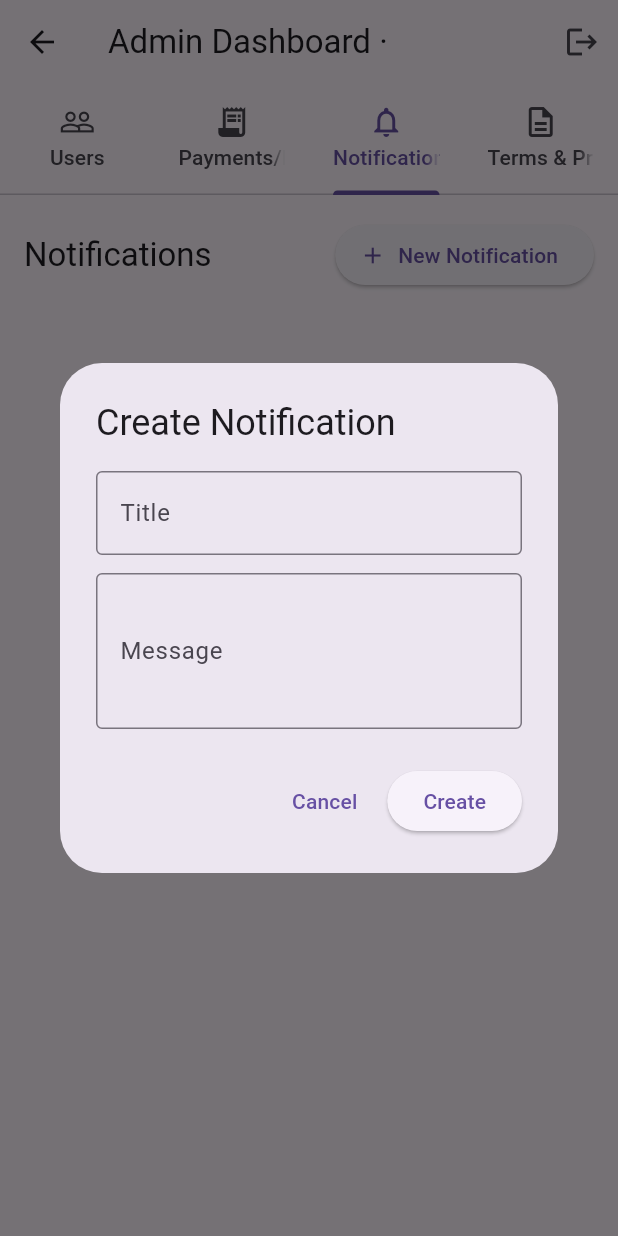
After one commit to beingbivek/cheque-manager, a Flutter app: the AdminDashboardView screen opened by its route, tab 3 chosen, after a tap on "New Notification", on a phone screen of 412 x 824 dp. The commit adds this screen. Run offline on Flutter 3.47's test engine with Material 3 defaults, Android fonts, the phone set to English and light mode, and no system bars; our stand-ins replace cloud_firestore, firebase_auth, firebase_core, flutter_local_notifications, flutter_svg, font_awesome_flutter and 2 more; missing offline and left inert: dart:ffi, khalti; accounts and stored records are empty.

Commit message:
Add admin notification and legal doc editors

```diff
--- a/lib/controllers/admin_controller.dart
+++ b/lib/controllers/admin_controller.dart
@@ -19,4 +19,21 @@ class AdminController extends ChangeNotifier {
       _service.streamNotifications();
 
   Stream<List<LegalDoc>> streamLegalDocs() => _service.streamLegalDocs();
+
+  Future<void> createNotification({
+    required String title,
+    required String message,
+  }) =>
+      _service.createNotification(title: title, message: message);
+
+  Future<void> updateLegalDoc({
+    required String docId,
+    required String title,
+    required String content,
+  }) =>
+      _service.updateLegalDoc(
+        docId: docId,
+        title: title,
+        content: content,
+      );
 }
--- a/lib/services/admin_service.dart
+++ b/lib/services/admin_service.dart
@@ -71,6 +71,46 @@ class AdminService {
         });
   }
 
+  Future<void> createNotification({
+    required String title,
+    required String message,
+  }) async {
+    try {
+      final doc = _repository.adminNotifications.doc();
+      await doc.set({
+        'title': title,
+        'message': message,
+        'createdAt': FieldValue.serverTimestamp(),
+      });
+    } catch (error) {
+      throw _wrapError(
+        error,
+        code: 'ADMIN_CREATE_NOTIFICATION',
+        message: 'Failed to create notification.',
+      );
+    }
+  }
+
+  Future<void> updateLegalDoc({
+    required String docId,
+    required String title,
+    required String content,
+  }) async {
+    try {
+      await _repository.legalDocs.doc(docId).update({
+        'title': title,
+        'content': content,
+        'updatedAt': FieldValue.serverTimestamp(),
+      });
+    } catch (error) {
+      throw _wrapError(
+        error,
+        code: 'ADMIN_UPDATE_LEGAL_DOC',
+        message: 'Failed to update legal document.',
+      );
+    }
+  }
+
   AppError _wrapError(
     Object error, {
     required String code,
--- a/lib/views/admin/admin_dashboard_view.dart
+++ b/lib/views/admin/admin_dashboard_view.dart
@@ -1,7 +1,12 @@
 import 'package:flutter/material.dart';
 import 'package:provider/provider.dart';
 
+import '../../controllers/admin_controller.dart';
 import '../../controllers/auth_controller.dart';
+import '../../models/admin_notification.dart';
+import '../../models/legal_doc.dart';
+import 'create_notification_dialog.dart';
+import 'edit_legal_doc_dialog.dart';
 
 class AdminDashboardView extends StatelessWidget {
   const AdminDashboardView({super.key});
@@ -39,11 +44,11 @@ class AdminDashboardView extends StatelessWidget {
           ),
         ),
         body: TabBarView(
-          children: const [
-            _PlaceholderTab(message: 'User management coming soon.'),
-            _PlaceholderTab(message: 'Payments & reports coming soon.'),
-            _PlaceholderTab(message: 'Notifications tools coming soon.'),
-            _PlaceholderTab(message: 'Terms & privacy content coming soon.'),
+          children: [
+            const _PlaceholderTab(message: 'User management coming soon.'),
+            const _PlaceholderTab(message: 'Payments & reports coming soon.'),
+            const _NotificationsTab(),
+            const _LegalDocsTab(),
           ],
         ),
       ),
@@ -66,3 +71,160 @@ class _PlaceholderTab extends StatelessWidget {
     );
   }
 }
+
+class _NotificationsTab extends StatelessWidget {
+  const _NotificationsTab();
+
+  Future<void> _showCreateDialog(BuildContext context) async {
+    final created = await showDialog<bool>(
+      context: context,
+      builder: (_) => const CreateNotificationDialog(),
+    );
+
+    if (!context.mounted || created != true) return;
+    ScaffoldMessenger.of(context).showSnackBar(
+      const SnackBar(content: Text('Notification created successfully.')),
+    );
+  }
+
+  String _formatTimestamp(DateTime? value) {
+    if (value == null) return 'Unknown';
+    return value.toLocal().toString().split('.').first;
+  }
+
+  @override
+  Widget build(BuildContext context) {
+    final controller = context.watch<AdminController>();
+
+    return Column(
+      children: [
+        Padding(
+          padding: const EdgeInsets.fromLTRB(16, 16, 16, 8),
+          child: Row(
+            mainAxisAlignment: MainAxisAlignment.spaceBetween,
+            children: [
+              Text(
+                'Notifications',
+                style: Theme.of(context).textTheme.titleLarge,
+              ),
+              ElevatedButton.icon(
+                onPressed: () => _showCreateDialog(context),
+                icon: const Icon(Icons.add),
+                label: const Text('New Notification'),
+              ),
+            ],
+          ),
+        ),
+        Expanded(
+          child: StreamBuilder<List<AdminNotification>>(
+            stream: controller.streamNotifications(),
+            builder: (context, snapshot) {
+              if (snapshot.connectionState == ConnectionState.waiting) {
+                return const Center(child: CircularProgressIndicator());
+              }
+              if (snapshot.hasError) {
+                return const Center(child: Text('Failed to load notifications.'));
+              }
+              final items = snapshot.data ?? [];
+              if (items.isEmpty) {
+                return const Center(child: Text('No notifications yet.'));
+              }
+              return ListView.separated(
+                padding: const EdgeInsets.symmetric(horizontal: 16),
+                itemCount: items.length,
+                separatorBuilder: (_, __) => const Divider(),
+                itemBuilder: (context, index) {
+                  final notification = items[index];
+                  return ListTile(
+                    title: Text(notification.title),
+                    subtitle: Text(notification.message),
+                    trailing: Text(
+                      _formatTimestamp(notification.createdAt),
+                      style: Theme.of(context).textTheme.bodySmall,
+                    ),
+                  );
+                },
+              );
+            },
+          ),
+        ),
+      ],
+    );
+  }
+}
+
+class _LegalDocsTab extends StatelessWidget {
+  const _LegalDocsTab();
+
+  Future<void> _showEditDialog(BuildContext context, LegalDoc doc) async {
+    final updated = await showDialog<bool>(
+      context: context,
+      builder: (_) => EditLegalDocDialog(doc: doc),
+    );
+
+    if (!context.mounted || updated != true) return;
+    ScaffoldMessenger.of(context).showSnackBar(
+      const SnackBar(content: Text('Legal document updated successfully.')),
+    );
+  }
+
+  String _formatTimestamp(DateTime? value) {
+    if (value == null) return 'Not updated';
+    return value.toLocal().toString().split('.').first;
+  }
+
+  @override
+  Widget build(BuildContext context) {
+    final controller = context.watch<AdminController>();
+
+    return Column(
+      children: [
+        Padding(
+          padding: const EdgeInsets.fromLTRB(16, 16, 16, 8),
+          child: Align(
+            alignment: Alignment.centerLeft,
+            child: Text(
+              'Terms & Privacy',
+              style: Theme.of(context).textTheme.titleLarge,
+            ),
+          ),
+        ),
+        Expanded(
+          child: StreamBuilder<List<LegalDoc>>(
+            stream: controller.streamLegalDocs(),
+            builder: (context, snapshot) {
+              if (snapshot.connectionState == ConnectionState.waiting) {
+                return const Center(child: CircularProgressIndicator());
+              }
+              if (snapshot.hasError) {
+                return const Center(child: Text('Failed to load legal docs.'));
+              }
+              final items = snapshot.data ?? [];
+              if (items.isEmpty) {
+                return const Center(child: Text('No legal documents yet.'));
+              }
+              return ListView.separated(
+                padding: const EdgeInsets.symmetric(horizontal: 16),
+                itemCount: items.length,
+                separatorBuilder: (_, __) => const Divider(),
+                itemBuilder: (context, index) {
+                  final doc = items[index];
+                  return ListTile(
+                    title: Text(doc.title),
+                    subtitle: Text(
+                      '${doc.docType} · Updated ${_formatTimestamp(doc.updatedAt)}',
+                    ),
+                    trailing: TextButton(
+                      onPressed: () => _showEditDialog(context, doc),
+                      child: const Text('Edit'),
+                    ),
+                  );
+                },
+              );
+            },
+          ),
+        ),
+      ],
+    );
+  }
+}
--- /dev/null
+++ b/lib/views/admin/create_notification_dialog.dart
@@ -0,0 +1,111 @@
+import 'package:flutter/material.dart';
+import 'package:provider/provider.dart';
+
+import '../../controllers/admin_controller.dart';
+import '../../models/app_error.dart';
+
+class CreateNotificationDialog extends StatefulWidget {
+  const CreateNotificationDialog({super.key});
+
+  @override
+  State<CreateNotificationDialog> createState() =>
+      _CreateNotificationDialogState();
+}
+
+class _CreateNotificationDialogState extends State<CreateNotificationDialog> {
+  final _formKey = GlobalKey<FormState>();
+  final _titleController = TextEditingController();
+  final _messageController = TextEditingController();
+  bool _isSaving = false;
+
+  @override
+  void dispose() {
+    _titleController.dispose();
+    _messageController.dispose();
+    super.dispose();
+  }
+
+  Future<void> _submit() async {
+    if (!(_formKey.currentState?.validate() ?? false)) {
+      return;
+    }
+    setState(() => _isSaving = true);
+    final controller = context.read<AdminController>();
+
+    try {
+      await controller.createNotification(
+        title: _titleController.text.trim(),
+        message: _messageController.text.trim(),
+      );
+      if (!mounted) return;
+      Navigator.of(context).pop(true);
+    } catch (error) {
+      if (!mounted) return;
+      final message = error is AppError ? error.message : 'Failed to save.';
+      ScaffoldMessenger.of(context).showSnackBar(
+        SnackBar(content: Text(message)),
+      );
+      setState(() => _isSaving = false);
+    }
+  }
+
+  @override
+  Widget build(BuildContext context) {
+    return AlertDialog(
+      title: const Text('Create Notification'),
+      content: Form(
+        key: _formKey,
+        child: SizedBox(
+          width: 420,
+          child: Column(
+            mainAxisSize: MainAxisSize.min,
+            children: [
+              TextFormField(
+                controller: _titleController,
+                decoration: const InputDecoration(
+                  labelText: 'Title',
+                  border: OutlineInputBorder(),
+                ),
+                textInputAction: TextInputAction.next,
+                validator: (value) =>
+                    value == null || value.trim().isEmpty
+                        ? 'Title is required'
+                        : null,
+              ),
+              const SizedBox(height: 12),
+              TextFormField(
+                controller: _messageController,
+                decoration: const InputDecoration(
+                  labelText: 'Message',
+                  border: OutlineInputBorder(),
+                ),
+                minLines: 3,
+                maxLines: 6,
+                validator: (value) =>
+                    value == null || value.trim().isEmpty
+                        ? 'Message is required'
+                        : null,
+              ),
+            ],
+          ),
+        ),
+      ),
+      actions: [
+        TextButton(
+          onPressed: _isSaving ? null : () => Navigator.of(context).pop(false),
+          child: const Text('Cancel'),
+        ),
+        ElevatedButton(
+          onPressed: _isSaving ? null : _submit,
+          child: _isSaving
+              ? const SizedBox(
+                  width: 18,
+                  height: 18,
+                  child: CircularProgressIndicator(strokeWidth: 2),
+                )
+              : const Text('Create'),
+        ),
+      ],
+    );
+  }
+}
```
Also changed, not shown: lib/views/admin/edit_legal_doc_dialog.dart (added, +121 -0 lines).
